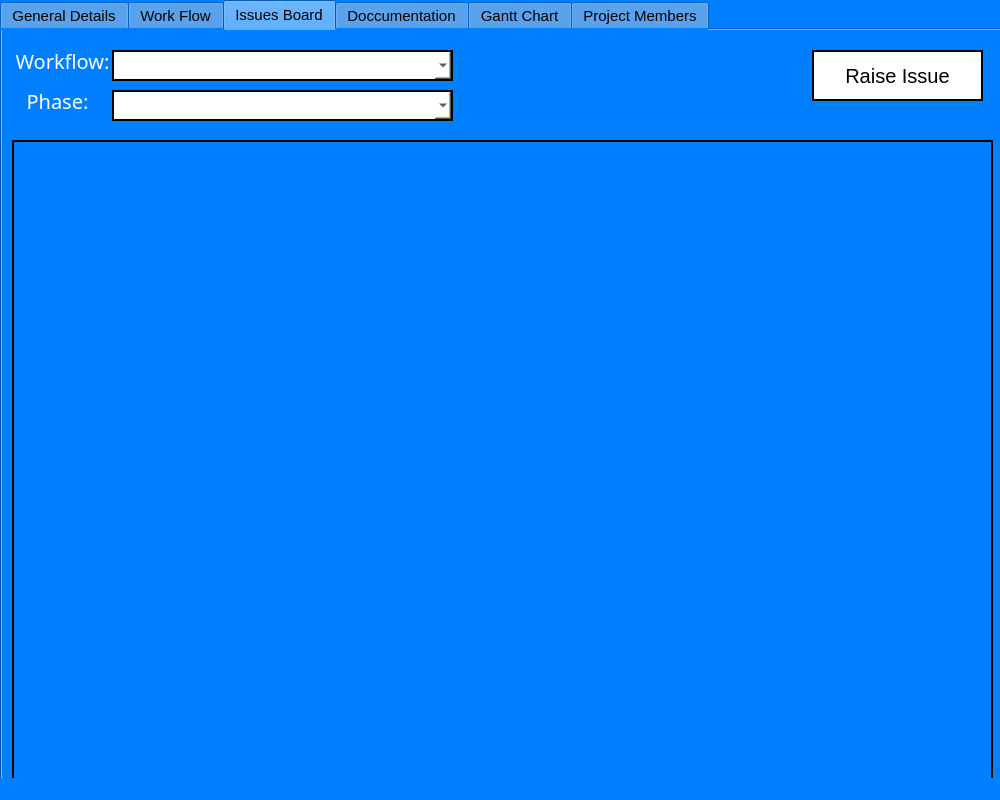
Above: pyqt5_files/projectWindow.ui from ChanJiaJin/SIT-CAPSTONE before the change. Below: the same form after it.
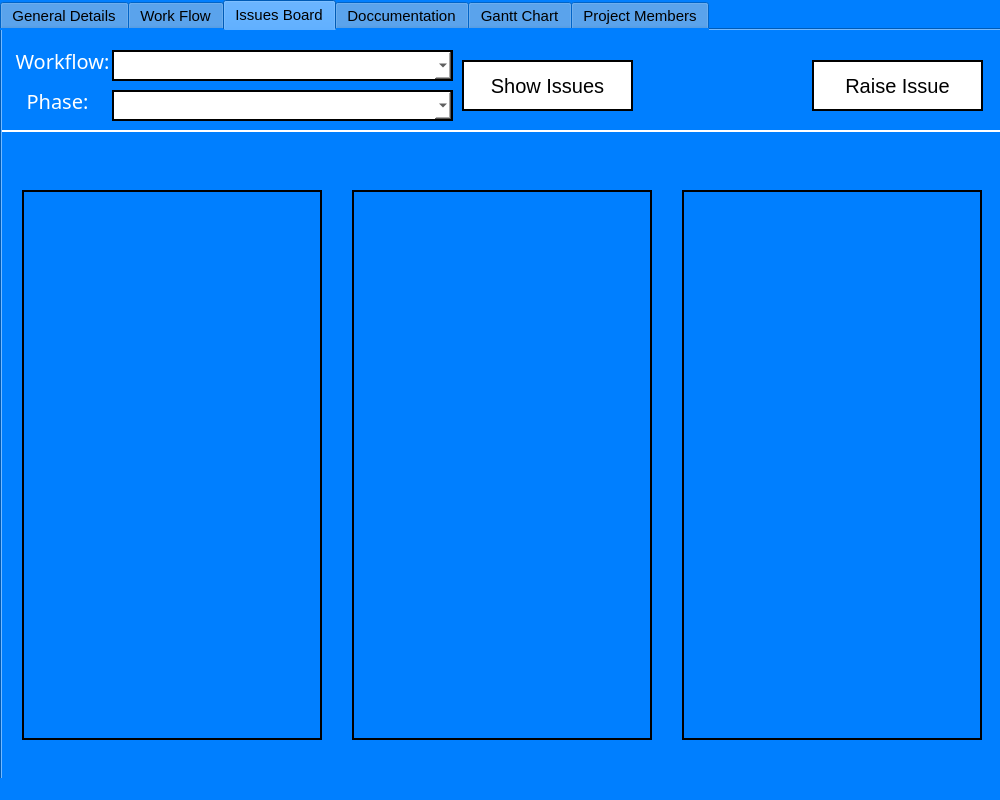
That is the form after the change. The open tabs and pages were chosen to show the change.

Commit message: Added issue and raise issue window. Changed issue board and work flow window.

What changed in the file:
```diff
--- a/pyqt5_files/projectWindow.ui
+++ b/pyqt5_files/projectWindow.ui
@@ -63,7 +63,7 @@
 color: black;</string>
     </property>
     <property name="currentIndex">
-     <number>2</number>
+     <number>5</number>
     </property>
     <widget class="QWidget" name="generalDetails_btn">
      <property name="font">
@@ -427,7 +427,6 @@
        <string notr="true">background-color: white;
 color: black;
 border: 2px solid black;
-border-radius: 10px;
 font-size: 20px;</string>
       </property>
       <property name="text">
@@ -711,15 +710,27 @@
 font-size: 20px;</string>
       </property>
      </widget>
-     <widget class="QTableView" name="tableView_2">
+     <widget class="QTableView" name="pendingIssues_table">
       <property name="geometry">
        <rect>
-        <x>10</x>
-        <y>110</y>
-        <width>981</width>
-        <height>651</height>
+        <x>20</x>
+        <y>160</y>
+        <width>300</width>
+        <height>550</height>
        </rect>
       </property>
+      <property name="minimumSize">
+       <size>
+        <width>300</width>
+        <height>550</height>
+       </size>
+      </property>
+      <property name="maximumSize">
+       <size>
+        <width>300</width>
+        <height>550</height>
+       </size>
+      </property>
       <property name="styleSheet">
        <string notr="true">background-color: &quot;Light gray&quot;;
 color: black;
@@ -734,7 +745,7 @@
       <property name="geometry">
        <rect>
         <x>810</x>
-        <y>20</y>
+        <y>30</y>
         <width>171</width>
         <height>51</height>
        </rect>
@@ -749,6 +760,177 @@
        <string>Raise Issue</string>
       </property>
      </widget>
+     <widget class="QPushButton" name="showIssues_btn">
+      <property name="geometry">
+       <rect>
+        <x>460</x>
+        <y>30</y>
+        <width>171</width>
+        <height>51</height>
+       </rect>
+      </property>
+      <property name="styleSheet">
+       <string notr="true">background-color: white;
+color: black;
+border: 2px solid black;
+font-size: 20px;</string>
+      </property>
+      <property name="text">
+       <string>Show Issues</string>
+      </property>
+     </widget>
+     <widget class="QGroupBox" name="groupBox">
+      <property name="geometry">
+       <rect>
+        <x>-10</x>
+        <y>100</y>
+        <width>1011</width>
+        <height>671</height>
+       </rect>
+      </property>
+      <property name="styleSheet">
+       <string notr="true">border: 2px solid white;</string>
+      </property>
+      <property name="title">
+       <string/>
+      </property>
+      <widget class="QTableView" name="pendingIssues_table_2">
+       <property name="geometry">
+        <rect>
+         <x>360</x>
+         <y>60</y>
+         <width>300</width>
+         <height>550</height>
+        </rect>
+       </property>
+       <property name="minimumSize">
+        <size>
+         <width>300</width>
+         <height>550</height>
+        </size>
+       </property>
+       <property name="maximumSize">
+        <size>
+         <width>300</width>
+         <height>550</height>
+        </size>
+       </property>
+       <property name="styleSheet">
+        <string notr="true">background-color: &quot;Light gray&quot;;
+color: black;
+border: 2px solid black;
+</string>
+       </property>
+       <property name="editTriggers">
+        <set>QAbstractItemView::DoubleClicked|QAbstractItemView::SelectedClicked</set>
+       </property>
+      </widget>
+      <widget class="QLabel" name="issuesBoard_pending_issues_count">
+       <property name="geometry">
+        <rect>
+         <x>370</x>
+         <y>20</y>
+         <width>281</width>
+         <height>31</height>
+        </rect>
+       </property>
+       <property name="styleSheet">
+        <string notr="true">color: white;
+font-size: 20px;
+font-weight: bold;
+border: none;</string>
+       </property>
+       <property name="text">
+        <string>&lt;Pending Issues:&gt;</string>
+       </property>
+       <property name="alignment">
+        <set>Qt::AlignCenter</set>
+       </property>
+      </widget>
+      <widget class="QLabel" name="issuesBoard_closed_issues_count">
+       <property name="geometry">
+        <rect>
+         <x>700</x>
+         <y>20</y>
+         <width>281</width>
+         <height>31</height>
+        </rect>
+       </property>
+       <property name="styleSheet">
+        <string notr="true">color: white;
+font-size: 20px;
+font-weight: bold;
+border: none;</string>
+       </property>
+       <property name="text">
+        <string>&lt;Closed Issues:&gt;</string>
+       </property>
+       <property name="alignment">
+        <set>Qt::AlignCenter</set>
+       </property>
+      </widget>
+      <widget class="QTableView" name="pendingIssues_table_3">
+       <property name="geometry">
+        <rect>
+         <x>690</x>
+         <y>60</y>
+         <width>300</width>
+         <height>550</height>
+        </rect>
+       </property>
+       <property name="minimumSize">
+        <size>
+         <width>300</width>
+         <height>550</height>
+        </size>
+       </property>
+       <property name="maximumSize">
+        <size>
+         <width>300</width>
+         <height>550</height>
+        </size>
+       </property>
+       <property name="styleSheet">
+        <string notr="true">background-color: &quot;Light gray&quot;;
+color: black;
+border: 2px solid black;
+</string>
+       </property>
+       <property name="editTriggers">
+        <set>QAbstractItemView::DoubleClicked|QAbstractItemView::SelectedClicked</set>
+       </property>
+      </widget>
+      <widget class="QLabel" name="issuesBoard_open_issues_count">
+       <property name="geometry">
+        <rect>
+         <x>40</x>
+         <y>20</y>
+         <width>281</width>
+         <height>31</height>
+        </rect>
+       </property>
+       <property name="styleSheet">
+        <string notr="true">color: white;
+font-size: 20px;
+font-weight: bold;
+border: none;</string>
+       </property>
+       <property name="text">
+        <string>&lt;Open Issues:&gt;</string>
+       </property>
+       <property name="alignment">
+        <set>Qt::AlignCenter</set>
+       </property>
+      </widget>
+     </widget>
+     <zorder>groupBox</zorder>
+     <zorder>label_2</zorder>
+     <zorder>label</zorder>
+     <zorder>workFlow_list_2</zorder>
+     <zorder>phase_list</zorder>
+     <zorder>pendingIssues_table</zorder>
+     <zorder>raiseIssue_btn</zorder>
+     <zorder>showIssues_btn</zorder>
     </widget>
     <widget class="QWidget" name="docsList_btn">
      <attribute name="title">
```
The commit also changes 3 other files.
